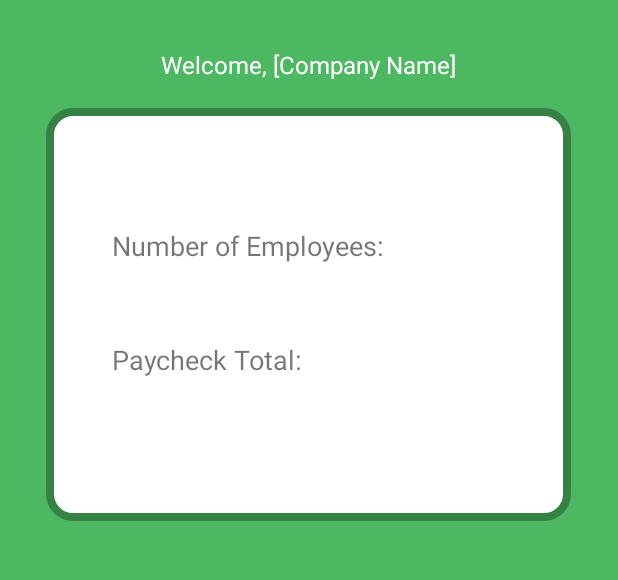
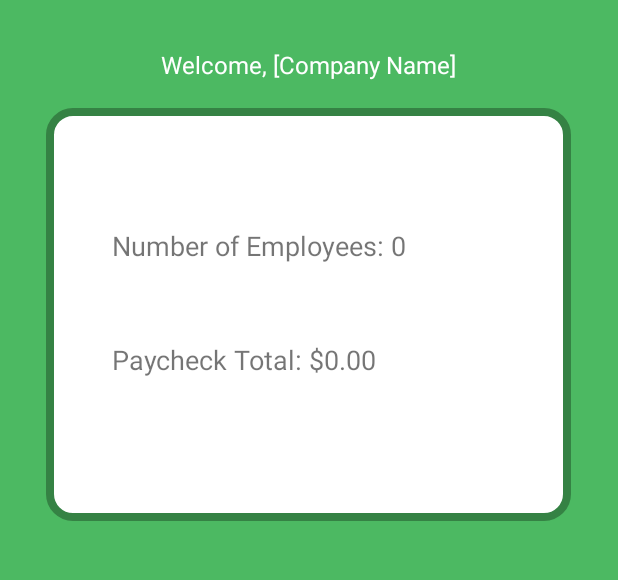
Before and after one commit to AllTheWage/AndroidAllTheWage, an Android app: the employer_home screen opened directly, with no data from a screen before it, on a phone screen of 412 x 824 dp, the part 62-642 px from its top. Run offline under Robolectric (Android 15) with nearby library versions, the phone set to English and light mode, and no system bars; our stand-ins replace Firebase (no records; nobody signed in at launch, a user with empty details on screens opened directly).

Commit message:
Alex and Morgan added functionality so the employer can now see how many employees they have on their home screen. Paycheck total is hardcoded at /usr/bin/bash

```diff
--- a/AllTheWage/app/src/main/java/com/example/alex/allthewage/employer_home.java
+++ b/AllTheWage/app/src/main/java/com/example/alex/allthewage/employer_home.java
@@ -32,8 +32,10 @@ public class employer_home extends AppCompatActivity {
     DatabaseReference ref = FirebaseDatabase.getInstance().getReference();
     //Getting the reference to the employers personal location
     DatabaseReference empref = ref.child("EMPLOYERS").child("Companies").child(auth.getUid());
-
+    DatabaseReference numEmpRef = ref.child("EMPLOYERS").child("Companies").child(auth.getUid()).child("Second Test Company");
+    long count;
     private TextView welcomeMessage;
+    private TextView numberOfemp;
 
 
     @Override
@@ -43,6 +45,7 @@ public class employer_home extends AppCompatActivity {
         setContentView(R.layout.employer_home);
 
         welcomeMessage = (TextView) findViewById(R.id.employerWelcome);
+        numberOfemp = (TextView) findViewById(R.id.employerNumberEmployees);
 
         // Find the toolbar view inside the activity layout
         Toolbar toolbar = (Toolbar) findViewById(R.id.toolbar);
@@ -50,6 +53,8 @@ public class employer_home extends AppCompatActivity {
         // Sets the Toolbar to act as the ActionBar for this Activity window.
         // Make sure the toolbar exists in the activity and is not null
         setSupportActionBar(toolbar);
+
+        DataSnapshot dataSnapshot;
 
         //DESCRIPTION
         // Allows us to display the custom welcome message for each company depending on
@@ -61,7 +66,7 @@ public class employer_home extends AppCompatActivity {
                {
                    globalVars.GlobalCompanyName = child.getKey();
                    System.out.println("Welcome, " +  globalVars.GlobalCompanyName);
-
+                   count = dataSnapshot.getChildrenCount();
                    welcomeMessage.setText("Welcome, " +  globalVars.GlobalCompanyName);
 
                }
@@ -72,6 +77,27 @@ public class employer_home extends AppCompatActivity {
 
             }
         });
+
+
+        numEmpRef.addListenerForSingleValueEvent(new ValueEventListener() {
+            @Override
+            public void onDataChange(DataSnapshot dataSnapshot) {
+                for(DataSnapshot child: dataSnapshot.getChildren())
+                {
+                    globalVars.GlobalCompanyName = child.getKey();
+                    count = dataSnapshot.getChildrenCount();
+                    numberOfemp.setText("Number of Employees: " + count);
+
+                }
+            }
+
+            @Override
+            public void onCancelled(DatabaseError databaseError) {
+
+            }
+        });
+
+
 
     }
 
--- a/AllTheWage/app/src/main/res/layout/employer_home.xml
+++ b/AllTheWage/app/src/main/res/layout/employer_home.xml
@@ -49,7 +49,7 @@
                     android:layout_alignTop="@+id/imageView"
                     android:layout_marginStart="44dp"
                     android:layout_marginTop="79dp"
-                    android:text="Number of Employees:"
+                    android:text="Number of Employees: 0"
                     android:textSize="18sp" />
 
                 <TextView
@@ -59,7 +59,7 @@
                     android:layout_alignStart="@+id/employerNumberEmployees"
                     android:layout_below="@+id/employerNumberEmployees"
                     android:layout_marginTop="51dp"
-                    android:text="Paycheck Total:"
+                    android:text="Paycheck Total: $0.00"
                     android:textSize="18sp" />
             </RelativeLayout>
     </ScrollView>
```
